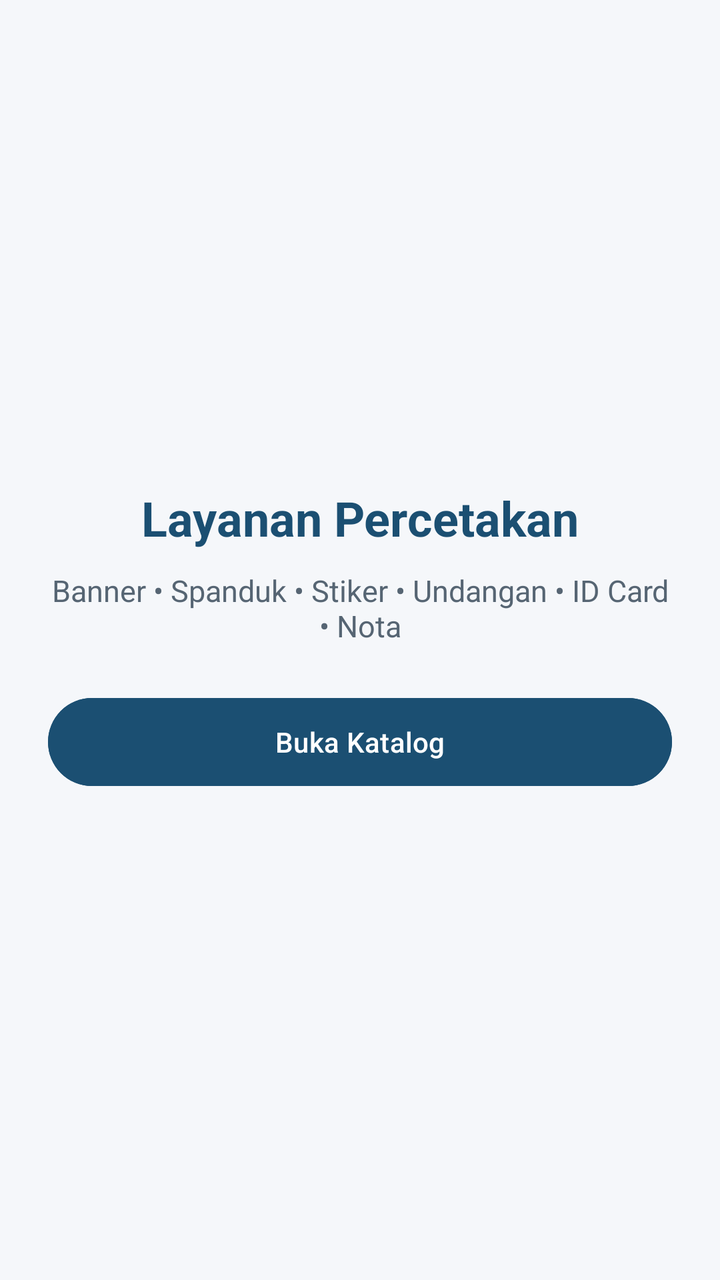
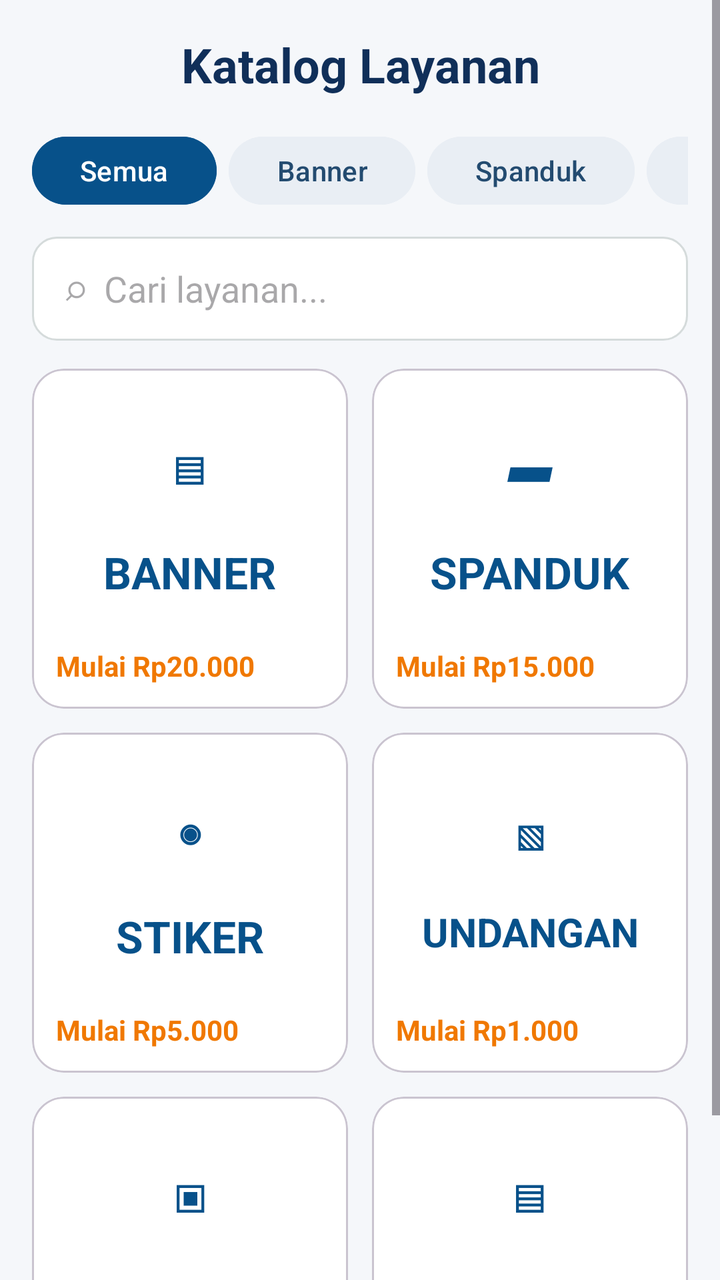

An Android layout rendered at two revisions. The XML below is the earlier revision; the diff shows what the commit changed to produce the second picture.
<!-- AndroidManifest.xml: application theme Theme.RAIOreo -->
<!-- res/layout/fragment_layanan.xml -->
<?xml version="1.0" encoding="utf-8"?>
<LinearLayout xmlns:android="http://schemas.android.com/apk/res/android" android:layout_width="match_parent" android:layout_height="match_parent" android:gravity="center" android:orientation="vertical" android:padding="24dp" android:background="@color/background">
 <TextView android:layout_width="wrap_content" android:layout_height="wrap_content" android:text="Layanan Percetakan" android:textColor="@color/primary_navy" android:textSize="24sp" android:textStyle="bold" />
 <TextView android:layout_width="match_parent" android:layout_height="wrap_content" android:layout_marginTop="10dp" android:gravity="center" android:text="Banner • Spanduk • Stiker • Undangan • ID Card • Nota" android:textColor="@color/text_secondary" android:textSize="15sp" />
 <Button android:id="@+id/btnOpenCatalog" android:layout_width="match_parent" android:layout_height="52dp" android:layout_marginTop="22dp" android:backgroundTint="@color/primary_navy" android:text="Buka Katalog" android:textColor="@color/white" />
</LinearLayout>
<!-- resources referenced by this layout -->
<resources>
  <color name="background">#F5F7FA</color>
  <color name="primary_navy">#1B4F72</color>
  <color name="text_secondary">#566573</color>
  <color name="white">#FFFFFF</color>
  <style name="Theme.RAIOreo" parent="Base.Theme.RAIOreo" />
  <style name="Base.Theme.RAIOreo" parent="Theme.Material3.DayNight.NoActionBar">
          
          
      </style>
</resources>

<!-- the commit's change to res/layout/fragment_layanan.xml (unified diff, before → after) -->
@@ -1,6 +1,29 @@
 <?xml version="1.0" encoding="utf-8"?>
-<LinearLayout xmlns:android="http://schemas.android.com/apk/res/android" android:layout_width="match_parent" android:layout_height="match_parent" android:gravity="center" android:orientation="vertical" android:padding="24dp" android:background="@color/background">
- <TextView android:layout_width="wrap_content" android:layout_height="wrap_content" android:text="Layanan Percetakan" android:textColor="@color/primary_navy" android:textSize="24sp" android:textStyle="bold" />
- <TextView android:layout_width="match_parent" android:layout_height="wrap_content" android:layout_marginTop="10dp" android:gravity="center" android:text="Banner • Spanduk • Stiker • Undangan • ID Card • Nota" android:textColor="@color/text_secondary" android:textSize="15sp" />
- <Button android:id="@+id/btnOpenCatalog" android:layout_width="match_parent" android:layout_height="52dp" android:layout_marginTop="22dp" android:backgroundTint="@color/primary_navy" android:text="Buka Katalog" android:textColor="@color/white" />
-</LinearLayout>
+<ScrollView xmlns:android="http://schemas.android.com/apk/res/android" xmlns:app="http://schemas.android.com/apk/res-auto"
+    android:layout_width="match_parent" android:layout_height="match_parent" android:background="#F5F7FA">
+ <LinearLayout android:layout_width="match_parent" android:layout_height="wrap_content" android:orientation="vertical" android:padding="16dp">
+  <TextView android:layout_width="match_parent" android:layout_height="wrap_content" android:text="Katalog Layanan" android:gravity="center" android:textColor="#102F59" android:textSize="24sp" android:textStyle="bold"/>
+  <HorizontalScrollView android:layout_width="match_parent" android:layout_height="wrap_content" android:layout_marginTop="16dp" android:scrollbars="none">
+   <LinearLayout android:layout_width="wrap_content" android:layout_height="wrap_content" android:orientation="horizontal">
+    <Button android:layout_width="wrap_content" android:layout_height="42dp" android:text="Semua" android:backgroundTint="#07518A" android:textColor="#FFFFFF"/>
+    <Button android:layout_width="wrap_content" android:layout_height="42dp" android:layout_marginStart="6dp" android:text="Banner" android:backgroundTint="#E9EEF4" android:textColor="#234B70"/>
+    <Button android:layout_width="wrap_content" android:layout_height="42dp" android:layout_marginStart="6dp" android:text="Spanduk" android:backgroundTint="#E9EEF4" android:textColor="#234B70"/>
+    <Button android:layout_width="wrap_content" android:layout_height="42dp" android:layout_marginStart="6dp" android:text="Stiker" android:backgroundTint="#E9EEF4" android:textColor="#234B70"/>
+    <Button android:layout_width="wrap_content" android:layout_height="42dp" android:layout_marginStart="6dp" android:text="ID Card" android:backgroundTint="#E9EEF4" android:textColor="#234B70"/>
+   </LinearLayout>
+  </HorizontalScrollView>
+  <EditText android:id="@+id/etSearchCatalog" android:layout_width="match_parent" android:layout_height="52dp" android:layout_marginTop="12dp" android:background="@drawable/bg_input" android:hint="⌕  Cari layanan..." android:paddingHorizontal="16dp" android:singleLine="true"/>
+  <LinearLayout android:layout_width="match_parent" android:layout_height="wrap_content" android:orientation="horizontal" android:layout_marginTop="14dp">
+   <com.google.android.material.card.MaterialCardView android:layout_width="0dp" android:layout_height="170dp" android:layout_weight="1" android:layout_marginEnd="6dp" app:cardCornerRadius="16dp" app:cardBackgroundColor="#FFFFFF"><LinearLayout android:layout_width="match_parent" android:layout_height="match_parent" android:orientation="vertical" android:gravity="center" android:padding="12dp"><TextView android:layout_width="wrap_content" android:layout_height="0dp" android:layout_weight="1" android:gravity="center" android:text="▤\n\nBANNER" android:textColor="#07518A" android:textSize="22sp" android:textStyle="bold"/><TextView android:layout_width="match_parent" android:layout_height="wrap_content" android:text="Mulai Rp20.000" android:textColor="#F07800" android:textSize="14sp" android:textStyle="bold"/></LinearLayout></com.google.android.material.card.MaterialCardView>
+   <com.google.android.material.card.MaterialCardView android:layout_width="0dp" android:layout_height="170dp" android:layout_weight="1" android:layout_marginStart="6dp" app:cardCornerRadius="16dp" app:cardBackgroundColor="#FFFFFF"><LinearLayout android:layout_width="match_parent" android:layout_height="match_parent" android:orientation="vertical" android:gravity="center" android:padding="12dp"><TextView android:layout_width="wrap_content" android:layout_height="0dp" android:layout_weight="1" android:gravity="center" android:text="▰\n\nSPANDUK" android:textColor="#07518A" android:textSize="22sp" android:textStyle="bold"/><TextView android:layout_width="match_parent" android:layout_height="wrap_content" android:text="Mulai Rp15.000" android:textColor="#F07800" android:textSize="14sp" android:textStyle="bold"/></LinearLayout></com.google.android.material.card.MaterialCardView>
+  </LinearLayout>
+  <LinearLayout android:layout_width="match_parent" android:layout_height="wrap_content" android:orientation="horizontal" android:layout_marginTop="12dp">
+   <com.google.android.material.card.MaterialCardView android:layout_width="0dp" android:layout_height="170dp" android:layout_weight="1" android:layout_marginEnd="6dp" app:cardCornerRadius="16dp" app:cardBackgroundColor="#FFFFFF"><LinearLayout android:layout_width="match_parent" android:layout_height="match_parent" android:orientation="vertical" android:gravity="center" android:padding="12dp"><TextView android:layout_width="wrap_content" android:layout_height="0dp" android:layout_weight="1" android:gravity="center" android:text="◉\n\nSTIKER" android:textColor="#07518A" android:textSize="22sp" android:textStyle="bold"/><TextView android:layout_width="match_parent" android:layout_height="wrap_content" android:text="Mulai Rp5.000" android:textColor="#F07800" android:textSize="14sp" android:textStyle="bold"/></LinearLayout></com.google.android.material.card.MaterialCardView>
+   <com.google.android.material.card.MaterialCardView android:layout_width="0dp" android:layout_height="170dp" android:layout_weight="1" android:layout_marginStart="6dp" app:cardCornerRadius="16dp" app:cardBackgroundColor="#FFFFFF"><LinearLayout android:layout_width="match_parent" android:layout_height="match_parent" android:orientation="vertical" android:gravity="center" android:padding="12dp"><TextView android:layout_width="wrap_content" android:layout_height="0dp" android:layout_weight="1" android:gravity="center" android:text="▧\n\nUNDANGAN" android:textColor="#07518A" android:textSize="20sp" android:textStyle="bold"/><TextView android:layout_width="match_parent" android:layout_height="wrap_content" android:text="Mulai Rp1.000" android:textColor="#F07800" android:textSize="14sp" android:textStyle="bold"/></LinearLayout></com.google.android.material.card.MaterialCardView>
+  </LinearLayout>
+  <LinearLayout android:layout_width="match_parent" android:layout_height="wrap_content" android:orientation="horizontal" android:layout_marginTop="12dp">
+   <com.google.android.material.card.MaterialCardView android:layout_width="0dp" android:layout_height="170dp" android:layout_weight="1" android:layout_marginEnd="6dp" app:cardCornerRadius="16dp" app:cardBackgroundColor="#FFFFFF"><LinearLayout android:layout_width="match_parent" android:layout_height="match_parent" android:orientation="vertical" android:gravity="center" android:padding="12dp"><TextView android:layout_width="wrap_content" android:layout_height="0dp" android:layout_weight="1" android:gravity="center" android:text="▣\n\nID CARD" android:textColor="#07518A" android:textSize="22sp" android:textStyle="bold"/><TextView android:layout_width="match_parent" android:layout_height="wrap_content" android:text="Mulai Rp10.000" android:textColor="#F07800" android:textSize="14sp" android:textStyle="bold"/></LinearLayout></com.google.android.material.card.MaterialCardView>
+   <com.google.android.material.card.MaterialCardView android:layout_width="0dp" android:layout_height="170dp" android:layout_weight="1" android:layout_marginStart="6dp" app:cardCornerRadius="16dp" app:cardBackgroundColor="#FFFFFF"><LinearLayout android:layout_width="match_parent" android:layout_height="match_parent" android:orientation="vertical" android:gravity="center" android:padding="12dp"><TextView android:layout_width="wrap_content" android:layout_height="0dp" android:layout_weight="1" android:gravity="center" android:text="▤\n\nNOTA" android:textColor="#07518A" android:textSize="22sp" android:textStyle="bold"/><TextView android:layout_width="match_parent" android:layout_height="wrap_content" android:text="Mulai Rp2.000" android:textColor="#F07800" android:textSize="14sp" android:textStyle="bold"/></LinearLayout></com.google.android.material.card.MaterialCardView>
+  </LinearLayout>
+ </LinearLayout>
+</ScrollView>
<!-- resource entries referenced after the edit -->
@@ -1,10 +1,15 @@
 <!-- resources referenced by this layout -->
 <resources>
-  <color name="background">#F5F7FA</color>
-  <color name="primary_navy">#1B4F72</color>
-  <color name="text_secondary">#566573</color>
-  <color name="white">#FFFFFF</color>
+  <!-- drawable bg_input (drawable) -->
+  <?xml version="1.0" encoding="utf-8"?>
+  <shape xmlns:android="http://schemas.android.com/apk/res/android">
+      <solid android:color="@color/surface" />
+      <corners android:radius="12dp" />
+      <stroke android:width="1dp" android:color="@color/border" />
+  </shape>
   <style name="Theme.RAIOreo" parent="Base.Theme.RAIOreo" />
+  <color name="surface">#FFFFFF</color>
+  <color name="border">#D5DBDB</color>
   <style name="Base.Theme.RAIOreo" parent="Theme.Material3.DayNight.NoActionBar">
           
           
